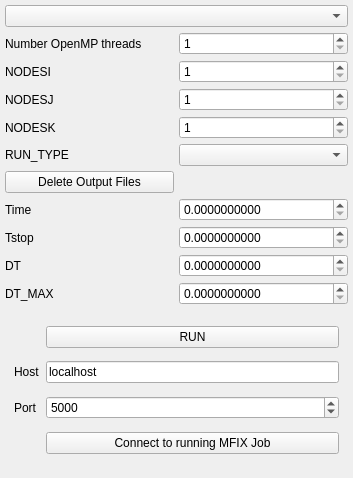
First picture: the form in gui/uifiles/run.ui, repository truongd8593/mfix, before the edit.
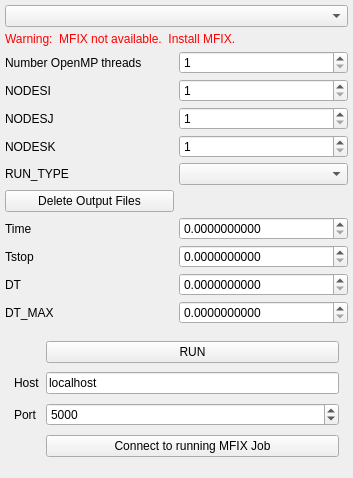
Second picture: the form after the edit. Custom widgets are drawn as their Qt base class.

Commit message: improve search for mfix executables, add warning if none found

The edit to the form file:
```diff
--- a/gui/uifiles/run.ui
+++ b/gui/uifiles/run.ui
@@ -110,138 +110,587 @@
       <property name="spacing">
        <number>5</number>
       </property>
-      <item row="9" column="0">
+      <item row="10" column="1">
+       <widget class="DoubleSpinBox" name="doublespinbox_keyword_tstop">
+        <property name="decimals">
+         <number>10</number>
+        </property>
+       </widget>
+      </item>
+      <item row="10" column="0">
        <widget class="QLabel" name="label_128">
         <property name="text">
          <string>Tstop</string>
         </property>
        </widget>
       </item>
-      <item row="10" column="0">
+      <item row="11" column="0">
        <widget class="QLabel" name="label_130">
         <property name="text">
          <string>DT</string>
         </property>
        </widget>
       </item>
-      <item row="10" column="1">
+      <item row="11" column="1">
        <widget class="DoubleSpinBox" name="doublespinbox_keyword_dt">
         <property name="decimals">
          <number>10</number>
         </property>
        </widget>
       </item>
-      <item row="8" column="0">
+      <item row="9" column="0">
        <widget class="QLabel" name="label_129">
         <property name="text">
          <string>Time</string>
         </property>
        </widget>
       </item>
-      <item row="8" column="1">
+      <item row="9" column="1">
        <widget class="DoubleSpinBox" name="doublespinbox_keyword_time">
         <property name="decimals">
          <number>10</number>
         </property>
        </widget>
       </item>
-      <item row="11" column="0">
+      <item row="12" column="0">
        <widget class="QLabel" name="label_131">
         <property name="text">
          <string>DT_MAX</string>
         </property>
        </widget>
       </item>
-      <item row="2" column="0">
+      <item row="3" column="0">
        <widget class="QLabel" name="label_122">
         <property name="text">
          <string>NODESI</string>
         </property>
        </widget>
       </item>
-      <item row="3" column="0">
+      <item row="4" column="0">
        <widget class="QLabel" name="label_123">
         <property name="text">
          <string>NODESJ</string>
         </property>
        </widget>
       </item>
-      <item row="3" column="1">
+      <item row="4" column="1">
        <widget class="SpinBox" name="spinbox_keyword_nodesj">
         <property name="minimum">
          <number>1</number>
         </property>
        </widget>
       </item>
-      <item row="4" column="0">
+      <item row="5" column="0">
        <widget class="QLabel" name="label_124">
         <property name="text">
          <string>NODESK</string>
         </property>
        </widget>
       </item>
-      <item row="4" column="1">
+      <item row="5" column="1">
        <widget class="SpinBox" name="spinbox_keyword_nodesk">
         <property name="minimum">
          <number>1</number>
         </property>
        </widget>
       </item>
-      <item row="2" column="1">
+      <item row="3" column="1">
        <widget class="SpinBox" name="spinbox_keyword_nodesi">
         <property name="minimum">
          <number>1</number>
         </property>
        </widget>
       </item>
-      <item row="9" column="1">
-       <widget class="DoubleSpinBox" name="doublespinbox_keyword_tstop">
-        <property name="decimals">
-         <number>10</number>
+      <item row="2" column="1">
+       <widget class="QSpinBox" name="openmp_threads">
+        <property name="minimum">
+         <number>1</number>
         </property>
        </widget>
       </item>
-      <item row="11" column="1">
-       <widget class="DoubleSpinBox" name="doublespinbox_keyword_dt_max">
-        <property name="decimals">
-         <number>10</number>
-        </property>
-       </widget>
-      </item>
-      <item row="6" column="1">
+      <item row="7" column="1">
        <widget class="ComboBox" name="combobox_keyword_run_type"/>
       </item>
-      <item row="7" column="0">
+      <item row="12" column="1">
+       <widget class="DoubleSpinBox" name="doublespinbox_keyword_dt_max">
+        <property name="decimals">
+         <number>10</number>
+        </property>
+       </widget>
+      </item>
+      <item row="0" column="0" colspan="2">
+       <widget class="QComboBox" name="mfix_executables"/>
+      </item>
+      <item row="8" column="0">
        <widget class="QPushButton" name="clear_output_button">
         <property name="text">
          <string>Delete Output Files</string>
         </property>
        </widget>
       </item>
-      <item row="6" column="0">
+      <item row="7" column="0">
        <widget class="QLabel" name="label_133">
         <property name="text">
          <string>RUN_TYPE</string>
         </property>
        </widget>
       </item>
-      <item row="0" column="0" colspan="2">
-       <widget class="QComboBox" name="mfix_executables"/>
-      </item>
-      <item row="1" column="1">
-       <widget class="QSpinBox" name="openmp_threads">
-        <property name="minimum">
-         <number>1</number>
-        </property>
-       </widget>
-      </item>
-      <item row="1" column="0">
+      <item row="2" column="0">
        <widget class="QLabel" name="label">
         <property name="text">
          <string>Number OpenMP threads</string>
         </property>
        </widget>
       </item>
+      <item row="1" column="0" colspan="2">
+       <widget class="QLabel" name="mfix_executables_warning">
+        <property name="palette">
+         <palette>
+          <active>
+           <colorrole role="WindowText">
+            <brush brushstyle="SolidPattern">
+             <color alpha="255">
+              <red>255</red>
+              <green>0</green>
+              <blue>0</blue>
+             </color>
+            </brush>
+           </colorrole>
+           <colorrole role="Button">
+            <brush brushstyle="SolidPattern">
+             <color alpha="255">
+              <red>255</red>
+              <green>0</green>
+              <blue>0</blue>
+             </color>
+            </brush>
+           </colorrole>
+           <colorrole role="Light">
+            <brush brushstyle="SolidPattern">
+             <color alpha="255">
+              <red>255</red>
+              <green>127</green>
+              <blue>127</blue>
+             </color>
+            </brush>
+           </colorrole>
+           <colorrole role="Midlight">
+            <brush brushstyle="SolidPattern">
+             <color alpha="255">
+              <red>255</red>
+              <green>63</green>
+              <blue>63</blue>
+             </color>
+            </brush>
+           </colorrole>
+           <colorrole role="Dark">
+            <brush brushstyle="SolidPattern">
+             <color alpha="255">
+              <red>127</red>
+              <green>0</green>
+              <blue>0</blue>
+             </color>
+            </brush>
+           </colorrole>
+           <colorrole role="Mid">
+            <brush brushstyle="SolidPattern">
+             <color alpha="255">
+              <red>170</red>
+              <green>0</green>
+              <blue>0</blue>
+             </color>
+            </brush>
+           </colorrole>
+           <colorrole role="Text">
+            <brush brushstyle="SolidPattern">
+             <color alpha="255">
+              <red>255</red>
+              <green>0</green>
+              <blue>0</blue>
+             </color>
+            </brush>
+           </colorrole>
+           <colorrole role="BrightText">
+            <brush brushstyle="SolidPattern">
+             <color alpha="255">
+              <red>255</red>
+              <green>255</green>
+              <blue>255</blue>
+             </color>
+            </brush>
+           </colorrole>
+           <colorrole role="ButtonText">
+            <brush brushstyle="SolidPattern">
+             <color alpha="255">
+              <red>0</red>
+              <green>0</green>
+              <blue>0</blue>
+             </color>
+            </brush>
+           </colorrole>
+           <colorrole role="Base">
+            <brush brushstyle="SolidPattern">
+             <color alpha="255">
+              <red>255</red>
+              <green>255</green>
+              <blue>255</blue>
+             </color>
+            </brush>
+           </colorrole>
+           <colorrole role="Window">
+            <brush brushstyle="SolidPattern">
+             <color alpha="255">
+              <red>255</red>
+              <green>0</green>
+              <blue>0</blue>
+             </color>
+            </brush>
+           </colorrole>
+           <colorrole role="Shadow">
+            <brush brushstyle="SolidPattern">
+             <color alpha="255">
+              <red>0</red>
+              <green>0</green>
+              <blue>0</blue>
+             </color>
+            </brush>
+           </colorrole>
+           <colorrole role="AlternateBase">
+            <brush brushstyle="SolidPattern">
+             <color alpha="255">
+              <red>255</red>
+              <green>127</green>
+              <blue>127</blue>
+             </color>
+            </brush>
+           </colorrole>
+           <colorrole role="NoRole">
+            <brush brushstyle="SolidPattern">
+             <color alpha="255">
+              <red>255</red>
+              <green>0</green>
+              <blue>0</blue>
+             </color>
+            </brush>
+           </colorrole>
+           <colorrole role="ToolTipBase">
+            <brush brushstyle="SolidPattern">
+             <color alpha="255">
+              <red>255</red>
+              <green>255</green>
+              <blue>220</blue>
+             </color>
+            </brush>
+           </colorrole>
+           <colorrole role="ToolTipText">
+            <brush brushstyle="SolidPattern">
+             <color alpha="255">
+              <red>0</red>
+              <green>0</green>
+              <blue>0</blue>
+             </color>
+            </brush>
+           </colorrole>
+          </active>
+          <inactive>
+           <colorrole role="WindowText">
+            <brush brushstyle="SolidPattern">
+             <color alpha="255">
+              <red>255</red>
+              <green>0</green>
+              <blue>0</blue>
+             </color>
+            </brush>
+           </colorrole>
+           <colorrole role="Button">
+            <brush brushstyle="SolidPattern">
+             <color alpha="255">
+              <red>255</red>
+              <green>0</green>
+              <blue>0</blue>
+             </color>
+            </brush>
+           </colorrole>
+           <colorrole role="Light">
+            <brush brushstyle="SolidPattern">
+             <color alpha="255">
+              <red>255</red>
+              <green>127</green>
+              <blue>127</blue>
+             </color>
+            </brush>
+           </colorrole>
+           <colorrole role="Midlight">
+            <brush brushstyle="SolidPattern">
+             <color alpha="255">
+              <red>255</red>
+              <green>63</green>
+              <blue>63</blue>
+             </color>
+            </brush>
+           </colorrole>
+           <colorrole role="Dark">
+            <brush brushstyle="SolidPattern">
+             <color alpha="255">
+              <red>127</red>
+              <green>0</green>
+              <blue>0</blue>
+             </color>
+            </brush>
+           </colorrole>
+           <colorrole role="Mid">
+            <brush brushstyle="SolidPattern">
+             <color alpha="255">
+              <red>170</red>
+              <green>0</green>
+              <blue>0</blue>
+             </color>
+            </brush>
+           </colorrole>
+           <colorrole role="Text">
+            <brush brushstyle="SolidPattern">
+             <color alpha="255">
+              <red>255</red>
+              <green>0</green>
+              <blue>0</blue>
+             </color>
+            </brush>
+           </colorrole>
+           <colorrole role="BrightText">
+            <brush brushstyle="SolidPattern">
+             <color alpha="255">
+              <red>255</red>
+              <green>255</green>
+              <blue>255</blue>
+             </color>
+            </brush>
+           </colorrole>
+           <colorrole role="ButtonText">
+            <brush brushstyle="SolidPattern">
+             <color alpha="255">
+              <red>0</red>
+              <green>0</green>
+              <blue>0</blue>
+             </color>
+            </brush>
+           </colorrole>
+           <colorrole role="Base">
+            <brush brushstyle="SolidPattern">
+             <color alpha="255">
+              <red>255</red>
+              <green>255</green>
+              <blue>255</blue>
+             </color>
+            </brush>
+           </colorrole>
+           <colorrole role="Window">
+            <brush brushstyle="SolidPattern">
+             <color alpha="255">
+              <red>255</red>
+              <green>0</green>
+              <blue>0</blue>
+             </color>
+            </brush>
+           </colorrole>
+           <colorrole role="Shadow">
+            <brush brushstyle="SolidPattern">
+             <color alpha="255">
+              <red>0</red>
+              <green>0</green>
+              <blue>0</blue>
+             </color>
+            </brush>
+           </colorrole>
+           <colorrole role="AlternateBase">
+            <brush brushstyle="SolidPattern">
+             <color alpha="255">
+              <red>255</red>
+              <green>127</green>
+              <blue>127</blue>
+             </color>
+            </brush>
+           </colorrole>
+           <colorrole role="NoRole">
+            <brush brushstyle="SolidPattern">
+             <color alpha="255">
+              <red>255</red>
+              <green>0</green>
+              <blue>0</blue>
+             </color>
+            </brush>
+           </colorrole>
+           <colorrole role="ToolTipBase">
+            <brush brushstyle="SolidPattern">
+             <color alpha="255">
+              <red>255</red>
+              <green>255</green>
+              <blue>220</blue>
+             </color>
+            </brush>
+           </colorrole>
+           <colorrole role="ToolTipText">
+            <brush brushstyle="SolidPattern">
+             <color alpha="255">
+              <red>0</red>
+              <green>0</green>
+              <blue>0</blue>
+             </color>
+            </brush>
+           </colorrole>
+          </inactive>
+          <disabled>
+           <colorrole role="WindowText">
+            <brush brushstyle="SolidPattern">
+             <color alpha="255">
+              <red>127</red>
+              <green>0</green>
+              <blue>0</blue>
+             </color>
+            </brush>
+           </colorrole>
+           <colorrole role="Button">
+            <brush brushstyle="SolidPattern">
+             <color alpha="255">
+              <red>255</red>
+              <green>0</green>
+              <blue>0</blue>
+             </color>
+            </brush>
+           </colorrole>
+           <colorrole role="Light">
+            <brush brushstyle="SolidPattern">
+             <color alpha="255">
+              <red>255</red>
+              <green>127</green>
+              <blue>127</blue>
+             </color>
+            </brush>
+           </colorrole>
+           <colorrole role="Midlight">
+            <brush brushstyle="SolidPattern">
+             <color alpha="255">
+              <red>255</red>
+              <green>63</green>
+              <blue>63</blue>
+             </color>
+            </brush>
+           </colorrole>
+           <colorrole role="Dark">
+            <brush brushstyle="SolidPattern">
+             <color alpha="255">
+              <red>127</red>
+              <green>0</green>
+              <blue>0</blue>
+             </color>
+            </brush>
+           </colorrole>
+           <colorrole role="Mid">
+            <brush brushstyle="SolidPattern">
+             <color alpha="255">
+              <red>170</red>
+              <green>0</green>
+              <blue>0</blue>
+             </color>
+            </brush>
+           </colorrole>
+           <colorrole role="Text">
+            <brush brushstyle="SolidPattern">
+             <color alpha="255">
+              <red>127</red>
+              <green>0</green>
+              <blue>0</blue>
+             </color>
+            </brush>
+           </colorrole>
+           <colorrole role="BrightText">
+            <brush brushstyle="SolidPattern">
+             <color alpha="255">
+              <red>255</red>
+              <green>255</green>
+              <blue>255</blue>
+             </color>
+            </brush>
+           </colorrole>
+           <colorrole role="ButtonText">
+            <brush brushstyle="SolidPattern">
+             <color alpha="255">
+              <red>127</red>
+              <green>0</green>
+              <blue>0</blue>
+             </color>
+            </brush>
+           </colorrole>
+           <colorrole role="Base">
+            <brush brushstyle="SolidPattern">
+             <color alpha="255">
+              <red>255</red>
+              <green>0</green>
+              <blue>0</blue>
+             </color>
+            </brush>
+           </colorrole>
+           <colorrole role="Window">
+            <brush brushstyle="SolidPattern">
+             <color alpha="255">
+              <red>255</red>
+              <green>0</green>
+              <blue>0</blue>
+             </color>
+            </brush>
+           </colorrole>
+           <colorrole role="Shadow">
+            <brush brushstyle="SolidPattern">
+             <color alpha="255">
+              <red>0</red>
+              <green>0</green>
+              <blue>0</blue>
+             </color>
+            </brush>
+           </colorrole>
+           <colorrole role="AlternateBase">
+            <brush brushstyle="SolidPattern">
+             <color alpha="255">
+              <red>255</red>
+              <green>0</green>
+              <blue>0</blue>
+             </color>
+            </brush>
+           </colorrole>
+           <colorrole role="NoRole">
+            <brush brushstyle="SolidPattern">
+             <color alpha="255">
+              <red>255</red>
+              <green>0</green>
+              <blue>0</blue>
+             </color>
+            </brush>
+           </colorrole>
+           <colorrole role="ToolTipBase">
+            <brush brushstyle="SolidPattern">
+             <color alpha="255">
+              <red>255</red>
+              <green>255</green>
+              <blue>220</blue>
+             </color>
+            </brush>
+           </colorrole>
+           <colorrole role="ToolTipText">
+            <brush brushstyle="SolidPattern">
+             <color alpha="255">
+              <red>0</red>
+              <green>0</green>
+              <blue>0</blue>
+             </color>
+            </brush>
+           </colorrole>
+          </disabled>
+         </palette>
+        </property>
+        <property name="text">
+         <string>Warning:  MFIX not available.  Install MFIX.</string>
+        </property>
+       </widget>
+      </item>
      </layout>
     </widget>
    </item>
```
Left out of the diff: 22 changed lines with no effect on the pictures. The commit also changes 1 other file.
